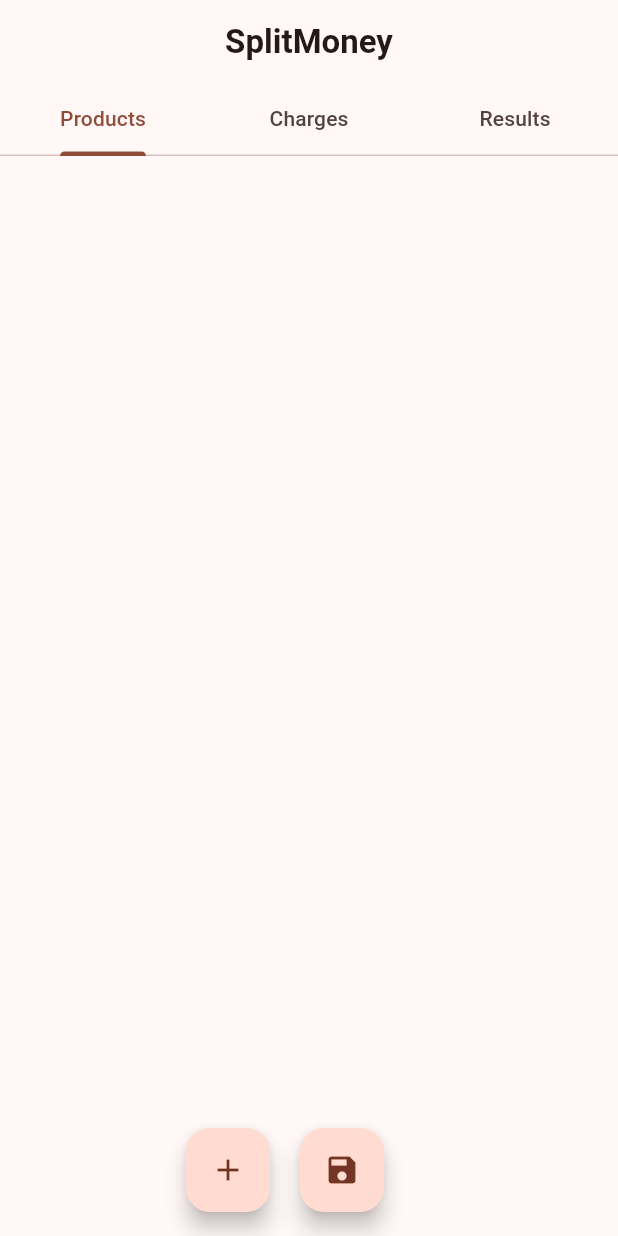
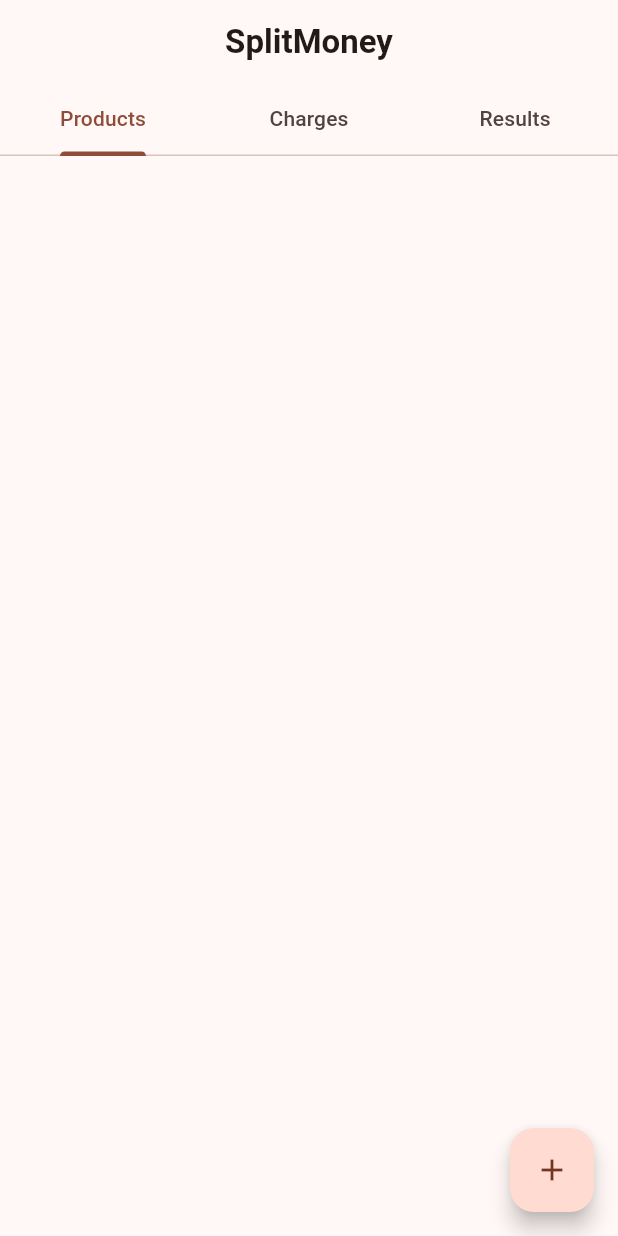
Before and after one commit to indira1vik/splitmoney_app, a Flutter app: the screen it shows after launch, on a phone screen of 412 x 824 dp. Run offline on Flutter 3.47's test engine with Material 3 defaults, Android fonts, the phone set to English and light mode, and no system bars.

Commit message:
second try

```diff
--- a/lib/addingprod.dart
+++ b/lib/addingprod.dart
@@ -131,19 +131,9 @@ class _AddProductState extends State<AddProduct> {
           ],
         ),
       ),
-      floatingActionButton: Row(
-        mainAxisAlignment: MainAxisAlignment.center,
-        children: [
-          FloatingActionButton(
-            onPressed: () => _showAddDialog(context),
-            child: Icon(Icons.add),
-          ),
-          SizedBox(width: 20),
-          FloatingActionButton(
-            onPressed: () => _showAddDialog(context),
-            child: Icon(Icons.save),
-          ),
-        ],
+      floatingActionButton: FloatingActionButton(
+        onPressed: () => _showAddDialog(context),
+        child: Icon(Icons.add),
       ),
       floatingActionButtonLocation: FloatingActionButtonLocation.endFloat,
     );
```
Also changed, not shown: 1 other file.
